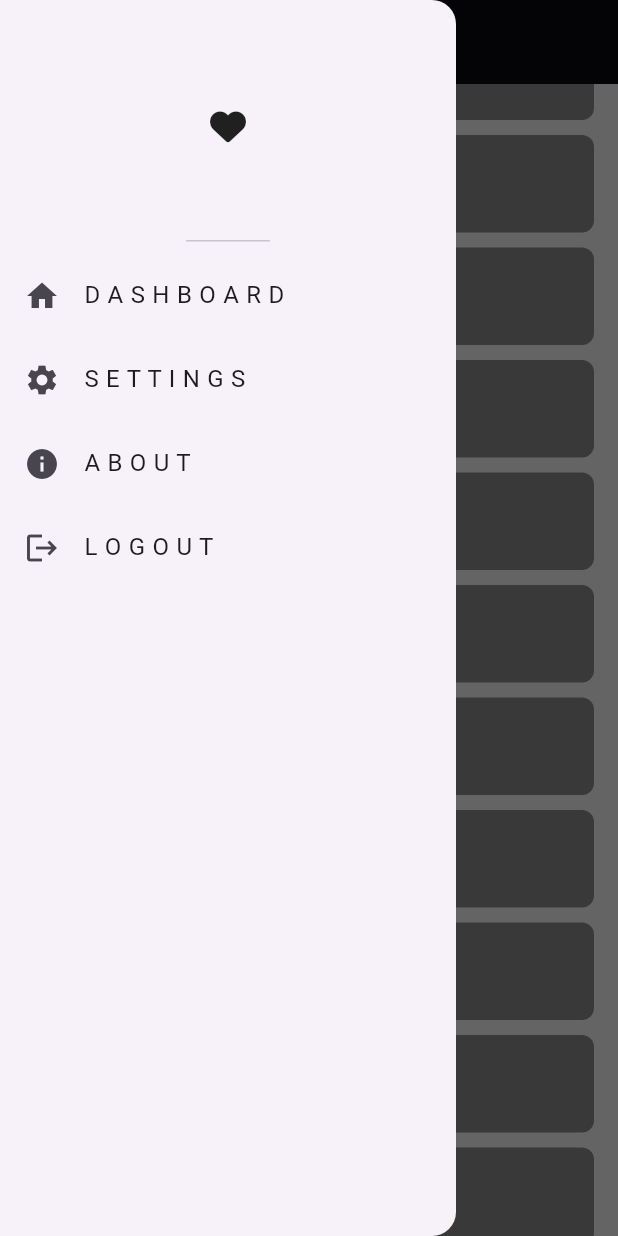
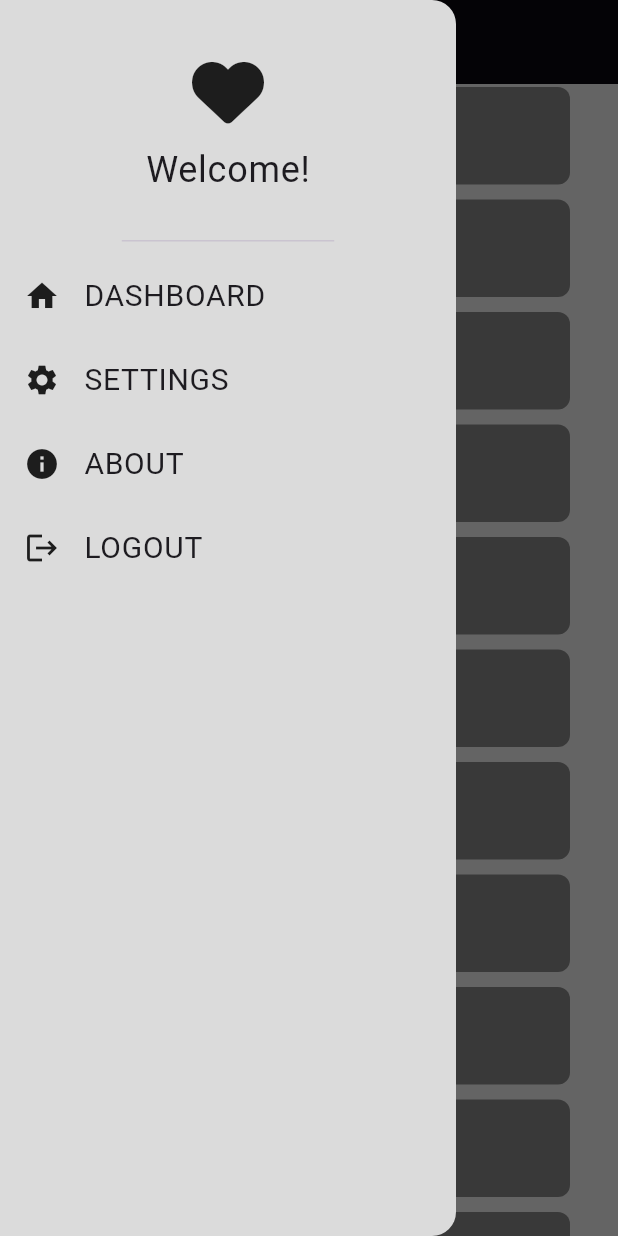
Before and after one commit to shroida/responsive, a Flutter app: the screen it shows after launch, scrolled down 576 dp, after a tap on the "menu" icon, on a phone screen of 412 x 824 dp. Run offline on Flutter 3.47's test engine with Material 3 defaults, Android fonts, the phone set to English and light mode, and no system bars; our stand-ins replace font_awesome_flutter.

Commit message:
solve drawer texts

```diff
--- a/lib/desktop layout/desktop_layout.dart
+++ b/lib/desktop layout/desktop_layout.dart
@@ -1,5 +1,7 @@
 import 'package:flutter/material.dart';
+import 'package:responsive/mobile%20Layout/custom_item.dart';
 import 'package:responsive/mobile%20Layout/drawer.dart';
+import 'package:responsive/tablet%20layout/tab_view.dart';
 
 class DesktopLayout extends StatelessWidget {
   const DesktopLayout({super.key});
@@ -7,11 +9,38 @@ class DesktopLayout extends StatelessWidget {
   @override
   Widget build(BuildContext context) {
     return Scaffold(
+      backgroundColor: const Color(0xffDBDBDB),
       body: Container(
         margin: const EdgeInsets.symmetric(horizontal: 20),
         child: const Row(
           children: [
-            CustomDrawer(),
+            Expanded(child: CustomDrawer()),
+            Expanded(flex: 4, child: TabView()),
+            SizedBox(
+              width: 15,
+            ),
+            Expanded(
+              flex: 2,
+              child: Column(
+                mainAxisAlignment: MainAxisAlignment.spaceBetween,
+                children: [
+                  Expanded(
+                    flex: 2,
+                    child: CustomItem(
+                      color: Color.fromARGB(255, 170, 169, 169),
+                    ),
+                  ),
+                  SizedBox(
+                    height: 15,
+                  ),
+                  Expanded(
+                    child: CustomItem(
+                      color: Color.fromARGB(255, 42, 42, 42),
+                    ),
+                  ),
+                ],
+              ),
+            )
           ],
         ),
       ),
--- a/lib/main.dart
+++ b/lib/main.dart
@@ -2,6 +2,7 @@ import 'dart:developer';
 
 import 'package:flutter/material.dart';
 import 'package:responsive/desktop%20layout/desktop_layout.dart';
+import 'package:responsive/mobile%20Layout/drawer.dart';
 import 'package:responsive/mobile%20Layout/mobile_layout.dart';
 import 'package:responsive/tablet%20layout/tablet_layout.dart';
 
@@ -33,22 +34,50 @@ class MyHomePage extends StatefulWidget {
 class _MyHomePageState extends State<MyHomePage> {
   @override
   Widget build(BuildContext context) {
+    GlobalKey<ScaffoldState> scaffoldKey = GlobalKey();
+
     var height = MediaQuery.of(context).size.height;
+    var screenWidth = MediaQuery.of(context).size.width;
     log(height.toString());
-    return LayoutBuilder(builder: (context, constraints) {
-      log('MaxWidth: ${constraints.maxWidth}');
+    log('MaxWidth: $screenWidth');
+
+    return Scaffold(
+      key: scaffoldKey,
+      drawer: const CustomDrawer(),
+      backgroundColor: const Color(0xffDBDBDB),
+      appBar: MediaQuery.of(context).size.width < 1024
+          ? AppBar(
+              backgroundColor: Colors.black,
+              leading: IconButton(
+                onPressed: () {
+                  scaffoldKey.currentState!.openDrawer();
+                },
+                icon: const Icon(Icons.menu),
+                color: Colors.white,
+              ),
+            )
+          : null,
+      body: Padding(
+        padding: const EdgeInsets.symmetric(
+          horizontal: 16.0,
+        ),
+        child: LayoutBuilder(builder: (context, constraints) {
+          log('MaxWidth LayoutBuilder: ${constraints.maxWidth}');
 
           if (constraints.maxWidth < 768) {
             // Mobile layout
             return const MobileLayout();
-      } else if (constraints.maxWidth >= 768 && constraints.maxWidth < 1024) {
+          } else if (constraints.maxWidth >= 768 &&
+              constraints.maxWidth < 1024) {
             // Tablet layout
             return const TabLayout();
           } else {
             // Desktop layout
             return const DesktopLayout();
           }
-    });
+        }),
+      ),
+    );
   }
 }
 
--- a/lib/mobile Layout/drawer.dart
+++ b/lib/mobile Layout/drawer.dart
@@ -6,28 +6,74 @@ class CustomDrawer extends StatelessWidget {
 
   @override
   Widget build(BuildContext context) {
-    return const Drawer(
+    return Drawer(
+      backgroundColor: Theme.of(context).drawerTheme.backgroundColor ?? const Color(0xffDBDBDB),
+      elevation: 0,
       child: Column(
         children: [
-          DrawerHeader(child: Icon(FontAwesomeIcons.solidHeart)),
-          ListTile(
-            leading: Icon(Icons.home),
-            title: Text('D A S H B O A R D'),
+          const DrawerHeader(
+            child: Column(
+              mainAxisAlignment: MainAxisAlignment.center,
+              children: [
+                Icon(FontAwesomeIcons.solidHeart, size: 48),
+                SizedBox(height: 10),
+                FittedBox(
+                  fit: BoxFit.scaleDown,
+                  child: Text(
+                    'Welcome!',
+                    style: TextStyle(fontSize: 24),
+                  ),
+                ),
+              ],
+            ),
           ),
-          ListTile(
-            leading: Icon(Icons.settings),
-            title: Text('S E T T I N G S'),
+          DrawerItemText(
+            icon: Icon(Icons.home, color: Theme.of(context).iconTheme.color),
+            text: 'DASHBOARD',
           ),
-          ListTile(
-            leading: Icon(Icons.info),
-            title: Text('A B O U T'),
+          DrawerItemText(
+            icon: Icon(Icons.settings, color: Theme.of(context).iconTheme.color),
+            text: 'SETTINGS',
           ),
-          ListTile(
-            leading: Icon(Icons.logout),
-            title: Text('L O G O U T'),
+          DrawerItemText(
+            icon: Icon(Icons.info, color: Theme.of(context).iconTheme.color),
+            text: 'ABOUT',
+          ),
+          DrawerItemText(
+            icon: Icon(Icons.logout, color: Theme.of(context).iconTheme.color),
+            text: 'LOGOUT',
           ),
         ],
       ),
     );
   }
 }
+
+class DrawerItemText extends StatelessWidget {
+  const DrawerItemText({
+    super.key,
+    required this.icon,
+    required this.text,
+  });
+
+  final Icon icon;
+  final String text;
+
+  @override
+  Widget build(BuildContext context) {
+    return ListTile(
+      leading: icon,
+      title: FittedBox(
+        fit: BoxFit.scaleDown,
+        alignment: Alignment.centerLeft,
+        child: Text(
+          text,
+          style: const TextStyle(fontSize: 20), // Set an initial font size
+        ),
+      ),
+      onTap: () {
+        // Implement navigation or functionality here
+      },
+    );
+  }
+}
--- a/lib/mobile Layout/mobile_layout.dart
+++ b/lib/mobile Layout/mobile_layout.dart
@@ -1,5 +1,4 @@
 import 'package:flutter/material.dart';
-import 'package:responsive/mobile%20Layout/drawer.dart';
 import 'package:responsive/mobile%20Layout/home_view_body.dart';
 
 class MobileLayout extends StatefulWidget {
@@ -12,24 +11,8 @@ class MobileLayout extends StatefulWidget {
 }
 
 class _MobileLayoutState extends State<MobileLayout> {
-  GlobalKey<ScaffoldState> scaffoldKey = GlobalKey();
   @override
   Widget build(BuildContext context) {
-    return Scaffold(
-      key: scaffoldKey,
-      drawer: const CustomDrawer(),
-      backgroundColor: const Color(0xffDBDBDB),
-      appBar: AppBar(
-        backgroundColor: Colors.black,
-        leading: IconButton(
-          onPressed: () {
-            scaffoldKey.currentState!.openDrawer();
-          },
-          icon: const Icon(Icons.menu),
-          color: Colors.white,
-        ),
-      ),
-      body: const HomeViewBody(),
-    );
+    return const HomeViewBody();
   }
 }
```
Lines whose indentation alone changed are shown as unchanged.
